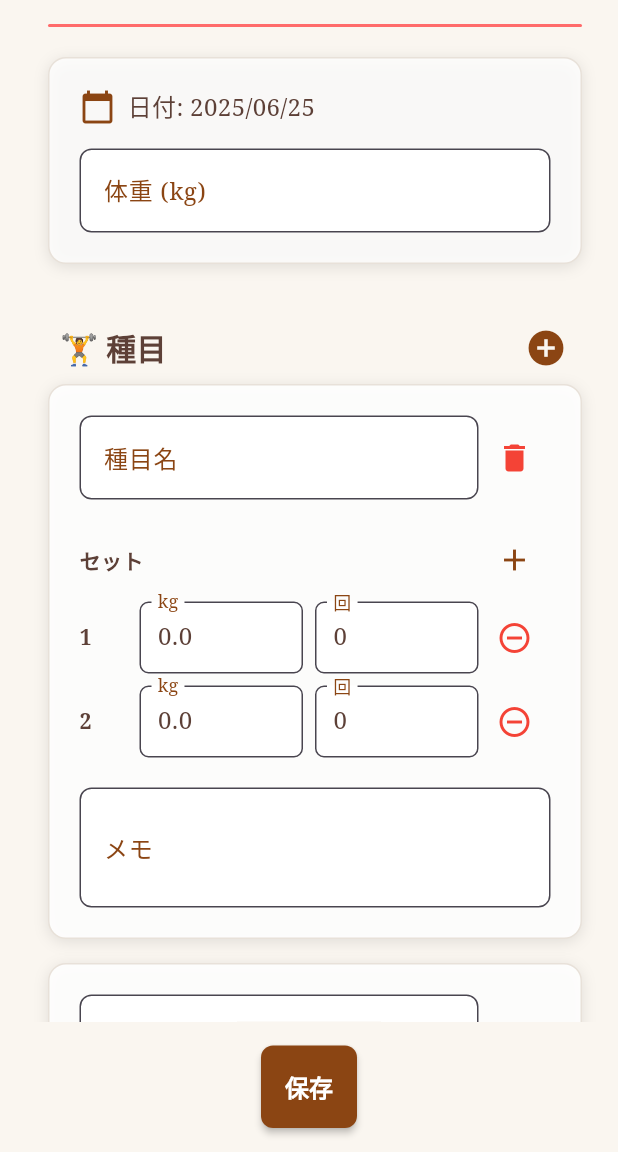
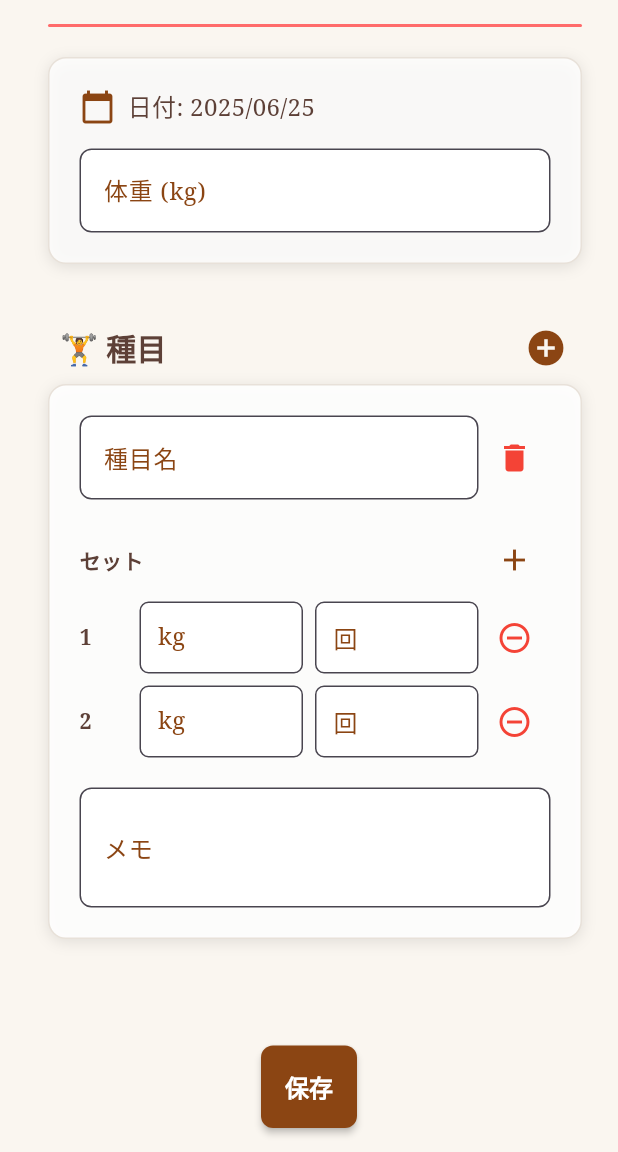
Before and after one commit to kj-nakamura/training-log, a Flutter app: the screen it shows after launch, after a tap on the "add" icon, on a phone screen of 412 x 824 dp, the part 84-1236 px from its top. Run offline on Flutter 3.47's test engine with Material 3 defaults, Android fonts, the phone set to English and light mode, and no system bars; our stand-ins replace fl_chart, shared_preferences, table_calendar.

Commit message:
デフォ1つ

```diff
--- a/lib/screens/note_creation_screen.dart
+++ b/lib/screens/note_creation_screen.dart
@@ -51,18 +51,17 @@ class _NoteCreationScreenState extends State<NoteCreationScreen> with TickerProv
 
     if (existingNote != null) {
       // Load existing note data
-      _bodyWeightController.text = existingNote.bodyWeight.toString();
+      _bodyWeightController.text = existingNote.bodyWeight == 0 ? '' : existingNote.bodyWeight.toString();
       _exercises = List.from(existingNote.exercises);
     } else {
-      // Initialize with 3 empty exercises
+      // Initialize with 1 empty exercise and clear body weight
+      _bodyWeightController.clear();
       _exercises.clear();
-      for (int i = 0; i < 3; i++) {
-        _exercises.add(Exercise(
-          name: '',
-          sets: [TrainingSet(weight: 0, reps: 0)], // Start with 1 set
-          memo: '',
-        ));
-      }
+      _exercises.add(Exercise(
+        name: '',
+        sets: [TrainingSet(weight: 0, reps: 0)], // Start with 1 set
+        memo: '',
+      ));
     }
     setState(() {});
   }
@@ -166,7 +165,6 @@ class _NoteCreationScreenState extends State<NoteCreationScreen> with TickerProv
       ),
     );
   }
-
 
   @override
   Widget build(BuildContext context) {
@@ -309,13 +307,17 @@ class _NoteCreationScreenState extends State<NoteCreationScreen> with TickerProv
                                 fontFamily: 'serif',
                                 color: Color(0xFF5D4037),
                               ),
-                              keyboardType: TextInputType.number,
+                              keyboardType: const TextInputType.numberWithOptions(decimal: true),
                               validator: (value) {
                                 if (value == null || value.isEmpty) {
                                   return '体重を入力してください';
                                 }
-                                if (double.tryParse(value) == null) {
+                                final weight = double.tryParse(value);
+                                if (weight == null) {
                                   return '正しい数値を入力してください';
+                                }
+                                if (weight <= 0) {
+                                  return '正しい体重を入力してください';
                                 }
                                 return null;
                               },
@@ -634,7 +636,7 @@ class SetRow extends StatelessWidget {
           ),
           Expanded(
             child: TextFormField(
-              initialValue: set.weight.toString(),
+              initialValue: set.weight == 0 ? '' : set.weight.toString(),
               decoration: InputDecoration(
                 labelText: 'kg',
                 labelStyle: const TextStyle(
@@ -662,7 +664,7 @@ class SetRow extends StatelessWidget {
                 fontFamily: 'serif',
                 color: Color(0xFF5D4037),
               ),
-              keyboardType: TextInputType.number,
+              keyboardType: const TextInputType.numberWithOptions(decimal: true),
               onChanged: (value) {
                 final weight = double.tryParse(value) ?? 0;
                 onChanged(TrainingSet(weight: weight, reps: set.reps));
@@ -672,7 +674,7 @@ class SetRow extends StatelessWidget {
           const SizedBox(width: 8),
           Expanded(
             child: TextFormField(
-              initialValue: set.reps.toString(),
+              initialValue: set.reps == 0 ? '' : set.reps.toString(),
               decoration: InputDecoration(
                 labelText: '回',
                 labelStyle: const TextStyle(
```
Also changed, not shown: 2 other files.
